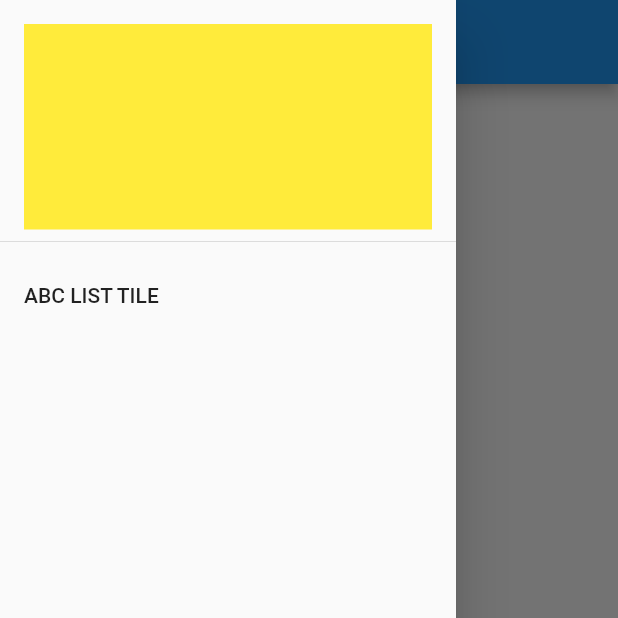
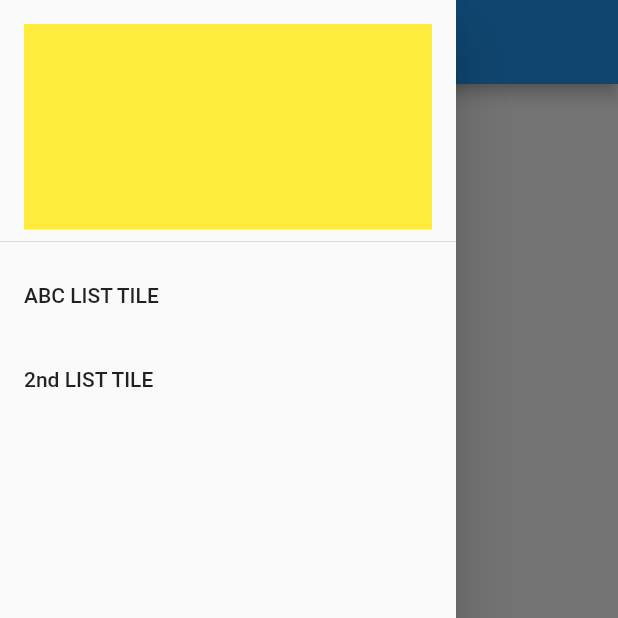
Before and after one commit to Haroon-Zafar/flutter_application_2, a Flutter app: the screen it shows after launch, with the side drawer open, on a phone screen of 412 x 824 dp, the top half of it. Run offline on Flutter 3.47's test engine with Material 2 defaults, Android fonts, the phone set to English and light mode, and no system bars; missing offline and left inert: dart:js.

Commit message:
2nd Tile

```diff
--- a/lib/main/home.dart
+++ b/lib/main/home.dart
@@ -34,6 +34,9 @@ class _HomeState extends State<Home> {
             ListTile(
               title: Text("ABC LIST TILE"),
             ),
+            ListTile(
+              title: Text("2nd LIST TILE"),
+            ),
           ],
         ),
       ),
```
